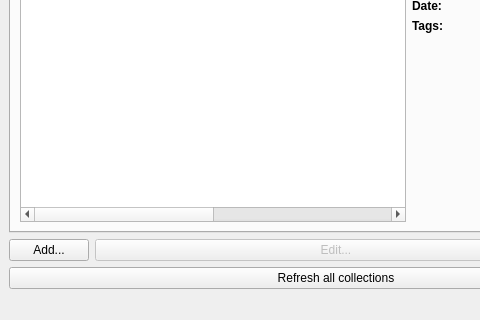
This is forms/WndMain.ui in Driftini/fumoedit-qt as Qt 5 draws it before an edit; both pictures show x 0 to 480 and y 270 to 590 of the 1160 by 590 pixel window. The edited form follows.
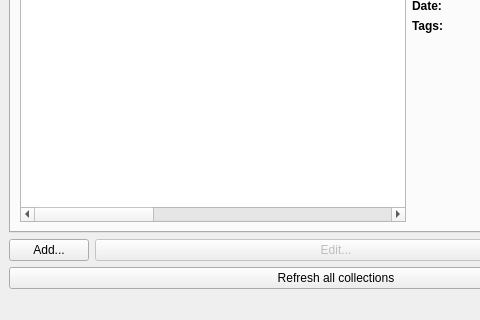
This is the edited form. Custom widgets are drawn as their Qt base class.

Commit message: Added tags column to the blog collection table

What changed in the file:
```diff
--- a/forms/WndMain.ui
+++ b/forms/WndMain.ui
@@ -213,6 +213,11 @@
             <string>Title</string>
            </property>
           </column>
+          <column>
+           <property name="text">
+            <string>Tags</string>
+           </property>
+          </column>
          </widget>
         </item>
         <item row="1" column="1" rowspan="2">
```
